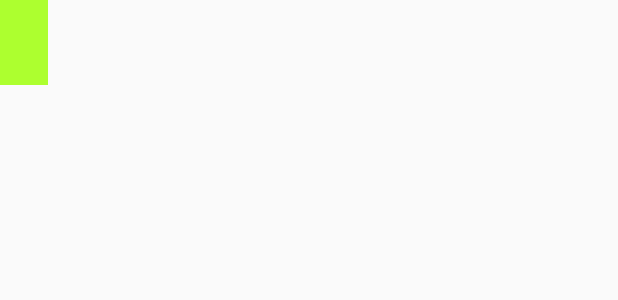
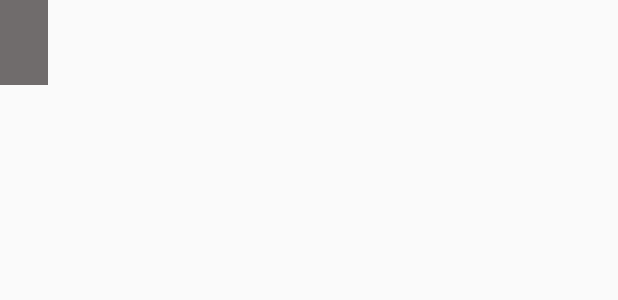
Before and after one commit to AEBU/AppComputronik, an Android app: the layout content_chat.xml on its own in the app's theme, with its tools: preview values and no code run, on a phone screen of 412 x 824 dp. Shown: the top 300 px of the screen. Run offline under Robolectric (Android 15) with nearby library versions, the phone set to English and light mode, and no system bars.

Commit message:
:9 Diseño y logo de la aplicacion

```diff
--- a/app/src/main/java/uce/optativa/androidchat/appcomputronik/constants/Constants.java
+++ b/app/src/main/java/uce/optativa/androidchat/appcomputronik/constants/Constants.java
@@ -5,7 +5,7 @@ package uce.optativa.androidchat.appcomputronik.constants;
  */
 
 public class Constants {
-    public static final String  url = "http://10.115.0.227:8080/app/";
+    public static final String  url = "http://10.115.0.232:8080/app/";
     public static final String  url_computronik_contacto = "https://computronik.com.ec/contacto/";
     public static final String  url_computronik_servicios = "https://computronik.com.ec/contacto/";
     public static final String  contact_num="0992768923";
--- a/app/src/main/res/layout/app_bar_navigation.xml
+++ b/app/src/main/res/layout/app_bar_navigation.xml
@@ -189,13 +189,14 @@
 
     <android.support.design.widget.FloatingActionButton
         android:layout_height="wrap_content"
-        android:layout_width="wrap_content"
+        android:layout_width="match_parent"
         app:layout_anchor="@id/appbar"
         app:layout_anchorGravity="bottom|right|end"
-        android:src="@drawable/ic_launcher"
+        android:src="@mipmap/llamada"
         android:id="@+id/call_number"
         android:layout_margin="@dimen/fab_margin"
         android:clickable="true"/>
+
 
     <FrameLayout
         android:layout_width="match_parent"
--- a/app/src/main/res/layout/content_chat.xml
+++ b/app/src/main/res/layout/content_chat.xml
@@ -1,14 +1,14 @@
 <?xml version="1.0" encoding="utf-8"?>
 <LinearLayout xmlns:android="http://schemas.android.com/apk/res/android"
     android:orientation="vertical" android:layout_width="match_parent"
-    android:layout_height="match_parent">
+    android:layout_height="wrap_content">
     <TextView
         android:id="@+id/txtMessage"
         android:layout_width="wrap_content"
         android:layout_height="wrap_content"
         android:padding="@dimen/activity_horizontal_margin"
         android:textColor="@android:color/white"
-        android:background="@color/colorPrimary"
+        android:background="#706C6C"
         android:layout_gravity="left"
         android:textAppearance="?android:attr/textAppearanceMedium" />
 </LinearLayout>
--- a/app/src/main/res/layout/content_contact.xml
+++ b/app/src/main/res/layout/content_contact.xml
@@ -1,6 +1,6 @@
 <?xml version="1.0" encoding="utf-8"?>
 <RelativeLayout xmlns:android="http://schemas.android.com/apk/res/android"
-    android:layout_width="match_parent" android:layout_height="match_parent">
+    android:layout_width="match_parent" android:layout_height="wrap_content">
     <de.hdodenhof.circleimageview.CircleImageView
         xmlns:app="http://schemas.android.com/apk/res-auto"
         android:layout_width="@dimen/contact_image_size"
```
Also changed, not shown: app/src/main/java/uce/optativa/androidchat/appcomputronik/chat/ui/ChatActivity.java (+18 -2 lines), app/src/main/res/layout/fragment_chat.xml (indentation only).
